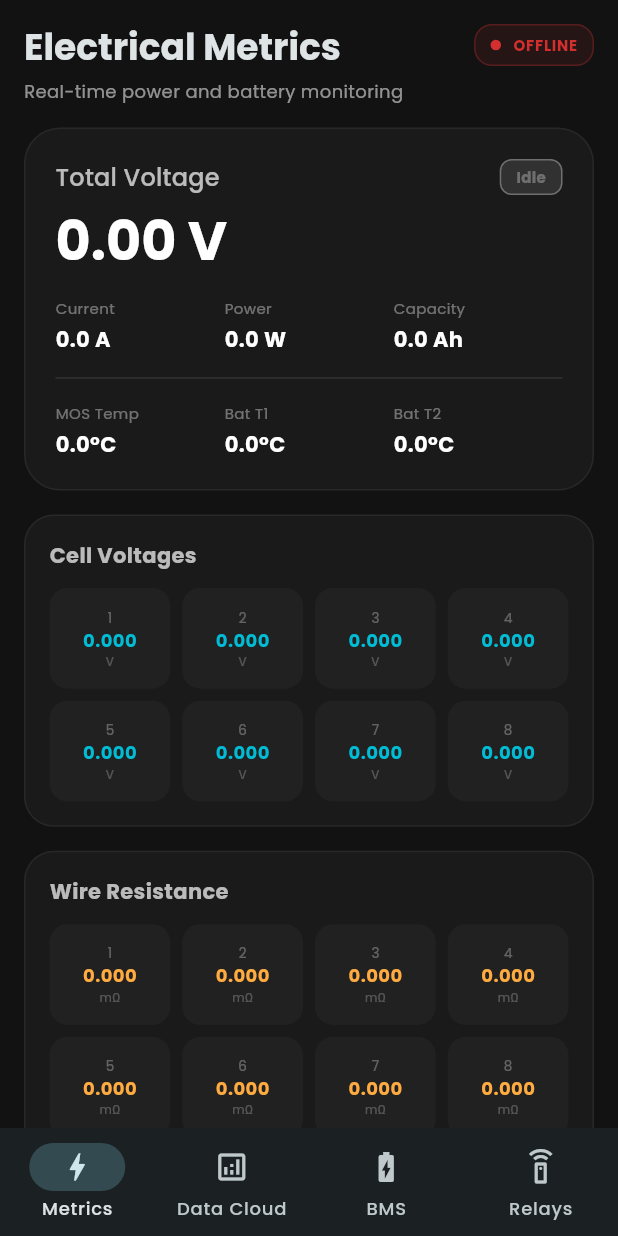
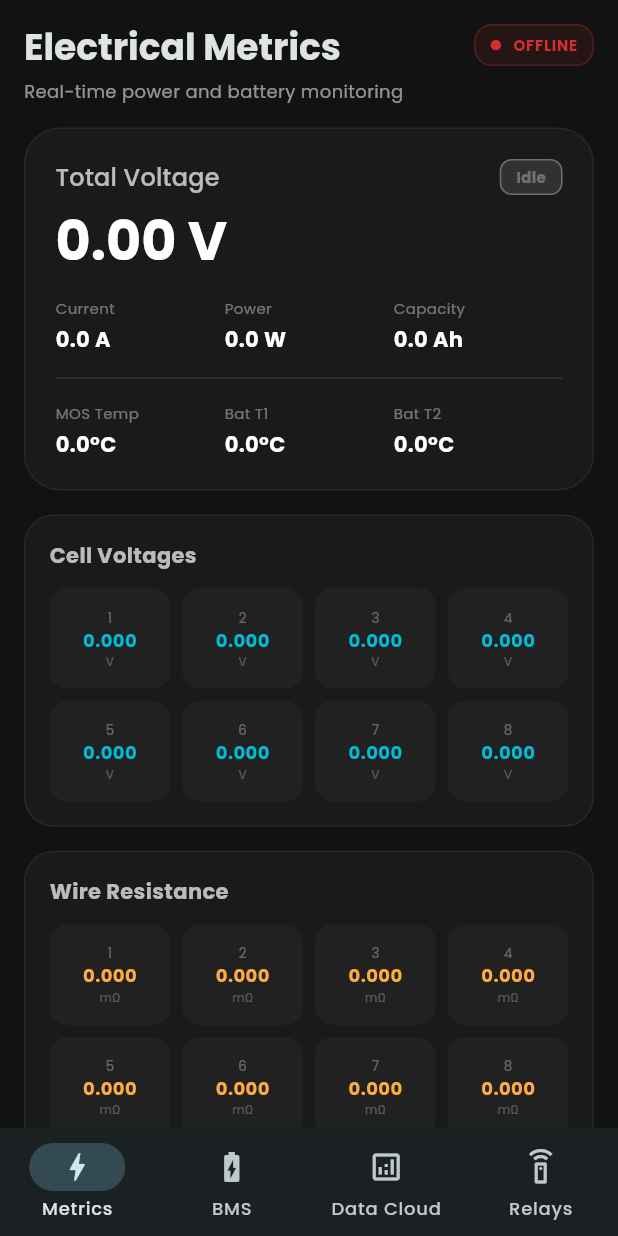
Before and after one commit to Zenalghi/bms_app, a Flutter app: the screen it shows after launch, on a phone screen of 412 x 824 dp. Run offline on Flutter 3.47's test engine with Material 3 defaults, Android fonts, the phone set to English and light mode, and no system bars; our stand-ins replace firebase_core, firebase_database, share_plus; missing offline and left inert: mqtt_client; accounts and stored records are empty.

Commit message:
navbar update

```diff
--- a/lib/screens/main_navigation.dart
+++ b/lib/screens/main_navigation.dart
@@ -42,17 +42,14 @@ class _MainNavigationState extends State<MainNavigation> {
             child: IndexedStack(
               index: _selectedIndex,
               children: [
-                MetricsScreen(
-                  state: state,
-                  onRefresh: widget.onRefresh,
-                ),
-                AnalyticsScreen(),
+                MetricsScreen(state: state, onRefresh: widget.onRefresh),
                 BmsControlScreen(
                   state: state,
                   onBmsSwitchToggle: widget.onBmsSwitchToggle,
                   onBmsNumberSubmit: widget.onBmsNumberSubmit,
                   onRefresh: widget.onRefresh,
                 ),
+                AnalyticsScreen(),
                 ControlScreen(
                   state: state,
                   onRelayToggle: widget.onRelayToggle,
@@ -73,14 +70,14 @@ class _MainNavigationState extends State<MainNavigation> {
                 label: 'Metrics',
               ),
               NavigationDestination(
+                icon: Icon(Icons.battery_charging_full_outlined),
+                selectedIcon: Icon(Icons.battery_charging_full),
+                label: 'BMS',
+              ),
+              NavigationDestination(
                 icon: Icon(Icons.analytics_outlined),
                 selectedIcon: Icon(Icons.analytics),
                 label: 'Data Cloud',
-              ),
-              NavigationDestination(
-                icon: Icon(Icons.battery_charging_full_outlined),
-                selectedIcon: Icon(Icons.battery_charging_full),
-                label: 'BMS',
               ),
               NavigationDestination(
                 icon: Icon(Icons.settings_remote_outlined),
```
